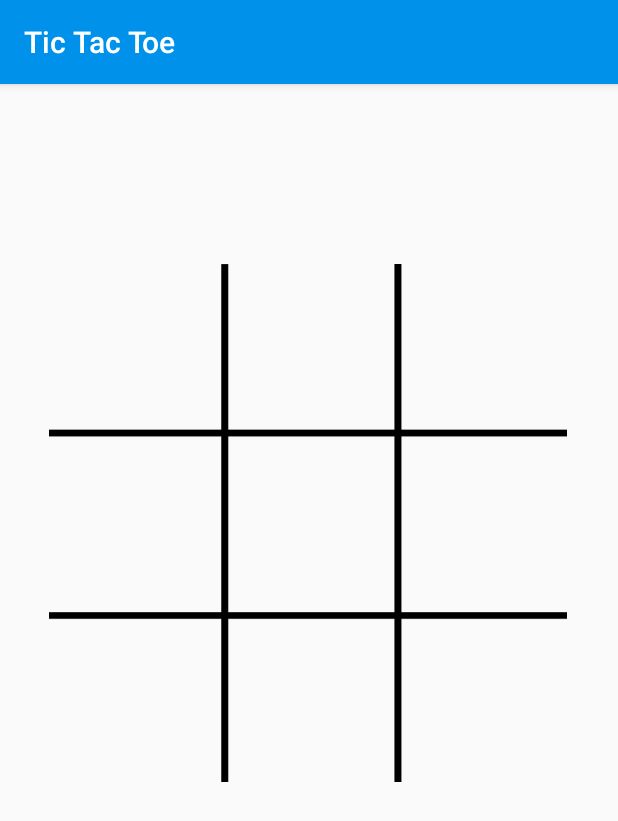
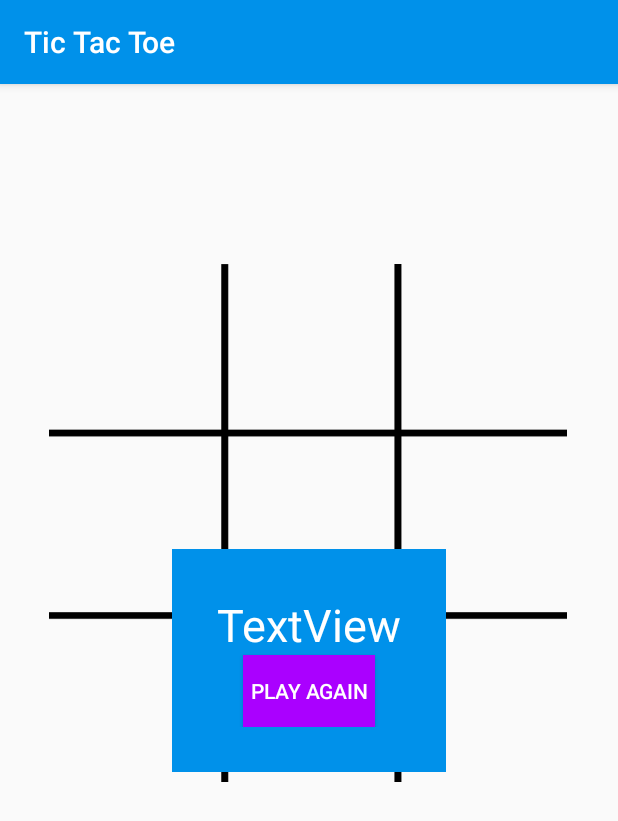
Before and after one commit to DebdutBiswas/AndroidTrainning, an Android app: the screen it shows after launch (MainActivity), on a phone screen of 412 x 824 dp. Shown: the top 821 px of the screen. Run offline under Robolectric (Android 15) with nearby library versions, the phone set to English and light mode, and no system bars.

Commit message:
Minor Changes to AppNumberShapes

```diff
--- a/AppNumberShapes/app/src/main/res/layout/activity_main.xml
+++ b/AppNumberShapes/app/src/main/res/layout/activity_main.xml
@@ -16,7 +16,7 @@
         android:layout_marginEnd="16dp"
         android:layout_marginRight="16dp"
         android:gravity="center"
-        android:text="Enter a number below to find if it is a tringular number, square number or both!"
+        android:text="Enter a number below to find if it is a triangular number, square number or both!"
         app:layout_constraintEnd_toEndOf="parent"
         app:layout_constraintHorizontal_bias="0.0"
         app:layout_constraintStart_toStartOf="parent"
--- a/TicTacToe/app/src/main/java/com/example/tictactoe/MainActivity.java
+++ b/TicTacToe/app/src/main/java/com/example/tictactoe/MainActivity.java
@@ -11,8 +11,8 @@ public class MainActivity extends AppCompatActivity {
     String activePlayer = "H"; //H: Human, C: Computer
     String[] gameStates = {"E","E","E","E","E","E","E","E","E"}; //E: Empty, R: Red, Y: Yellow
     int[][] winningStates = {{0,1,2}, /* ### */
-                            {3,4,5}, /* ### */
-                            {6,7,8}, /* ### */
+                             {3,4,5}, /* ### */
+                             {6,7,8}, /* ### */
 
                             {0,4,8}, /* #** */
                                      /* *#* */
@@ -70,6 +70,10 @@ public class MainActivity extends AppCompatActivity {
         }
     }
 
+    public void playAgain(View playAgainView){
+
+    }
+
     @Override
     protected void onCreate(Bundle savedInstanceState) {
         super.onCreate(savedInstanceState);
--- a/TicTacToe/app/src/main/res/layout/activity_main.xml
+++ b/TicTacToe/app/src/main/res/layout/activity_main.xml
@@ -110,4 +110,38 @@
             android:tag="8" />
 
     </android.support.v7.widget.GridLayout>
+
+    <LinearLayout
+        android:layout_width="wrap_content"
+        android:layout_height="wrap_content"
+        android:layout_centerHorizontal="true"
+        android:layout_centerVertical="true"
+        android:background="#0091EA"
+        android:orientation="vertical"
+        android:padding="30dp"
+        app:layout_constraintBottom_toBottomOf="parent"
+        app:layout_constraintEnd_toEndOf="parent"
+        app:layout_constraintStart_toStartOf="parent"
+        app:layout_constraintTop_toTopOf="parent">
+
+        <TextView
+            android:id="@+id/winnerTextView"
+            android:layout_width="wrap_content"
+            android:layout_height="wrap_content"
+            android:layout_gravity="center"
+            android:text="TextView"
+            android:textColor="#FFFFFF"
+            android:textSize="30sp" />
+
+        <Button
+            android:id="@+id/playAgainButton"
+            android:layout_width="wrap_content"
+            android:layout_height="wrap_content"
+            android:layout_gravity="center"
+            android:background="#AA00FF"
+            android:onClick="playAgain"
+            android:text="Play Again"
+            android:textColor="#FFFFFF" />
+
+    </LinearLayout>
 </android.support.constraint.ConstraintLayout>
```
